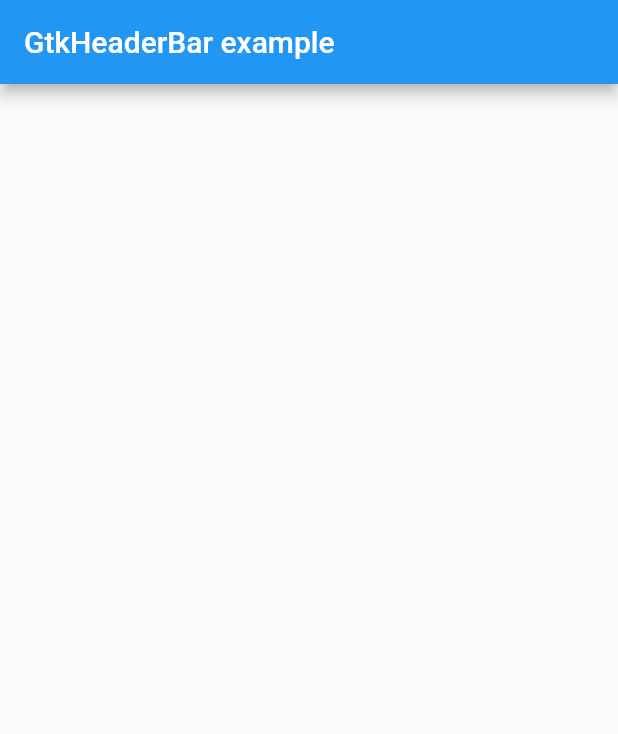
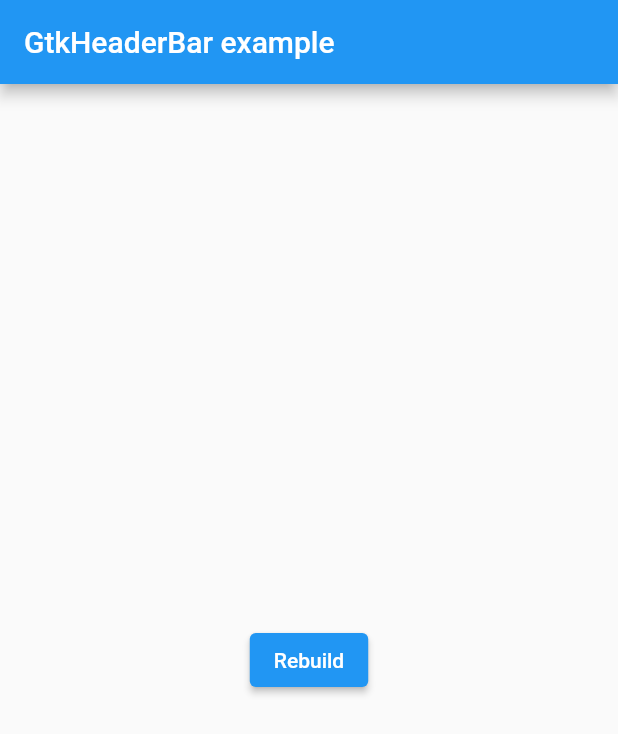
Before and after one commit to jpnurmi/gtk_header_bar, a Flutter app: the screen it shows after launch, on a phone screen of 412 x 824 dp. Shown: the top 734 px of the screen. Run offline on Flutter 3.47's test engine with Material 2 defaults, Android fonts, the phone set to English and light mode, and no system bars.

```diff
--- a/example/lib/main.dart
+++ b/example/lib/main.dart
@@ -3,36 +3,6 @@ import 'package:gtk_header_bar/gtk_header_bar.dart';
 
 void main() {
   WidgetsFlutterBinding.ensureInitialized();
-
-  setGtkHeaderBar(
-    GtkHeaderBar(
-      title: 'title...',
-      subtitle: 'subtitle...',
-      start: <GtkWidget>[
-        GtkButton(
-          label: 'button',
-          onClicked: () => print('click'),
-        ),
-        GtkToggleButton(
-          label: 'toggle',
-          sensitive: false,
-          onToggled: (value) => print('toggle: $value'),
-        ),
-      ],
-      end: <GtkWidget>[
-        GtkCheckButton(
-          label: 'check',
-          active: true,
-          visible: false,
-          onToggled: (value) => print('check: $value'),
-        ),
-        GtkEntry(
-          text: 'entry',
-          onActivate: (value) => print('entry: $value'),
-        ),
-      ],
-    ),
-  );
 
   runApp(const MyApp());
 }
@@ -45,13 +15,60 @@ class MyApp extends StatefulWidget {
 }
 
 class _MyAppState extends State<MyApp> {
+  var counter = 0;
+
   @override
   Widget build(BuildContext context) {
+    setGtkHeaderBar(
+      GtkHeaderBar(
+        title: 'title...',
+        subtitle: 'subtitle...',
+        start: <GtkWidget>[
+          GtkButton(
+            label: 'button $counter',
+            key: const ValueKey('button1'),
+            onClicked: () => print('click $counter'),
+          ),
+          GtkButton(
+            label: 'button 2',
+            key: const ValueKey('button2'),
+            onClicked: () => print('click 2'),
+          ),
+          GtkToggleButton(
+            label: 'toggle',
+            key: const ValueKey('button3'),
+            sensitive: counter % 2 == 0,
+            onToggled: (value) => print('toggle: $value'),
+          ),
+        ],
+        end: <GtkWidget>[
+          GtkCheckButton(
+            label: 'check',
+            key: const ValueKey('button4'),
+            active: true,
+            visible: counter % 2 == 1,
+            onToggled: (value) => print('check: $value'),
+          ),
+          GtkEntry(
+            text: 'entry',
+            //key: const ValueKey('entry'),
+            onActivate: (value) => print('entry: $value'),
+          ),
+        ],
+      ),
+    );
+
     return MaterialApp(
       home: Scaffold(
         appBar: AppBar(
           title: const Text('GtkHeaderBar example'),
         ),
+        body: Center(
+          child: ElevatedButton(
+            child: const Text('Rebuild'),
+            onPressed: () => setState(() => ++counter),
+          ),
+        ),
       ),
     );
   }
```
Also changed, not shown: 1 other file.
